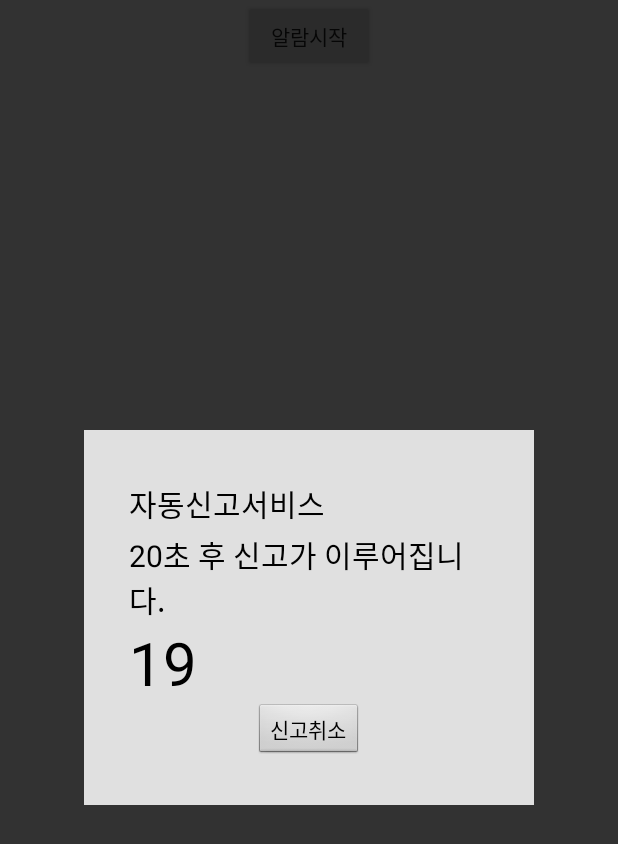
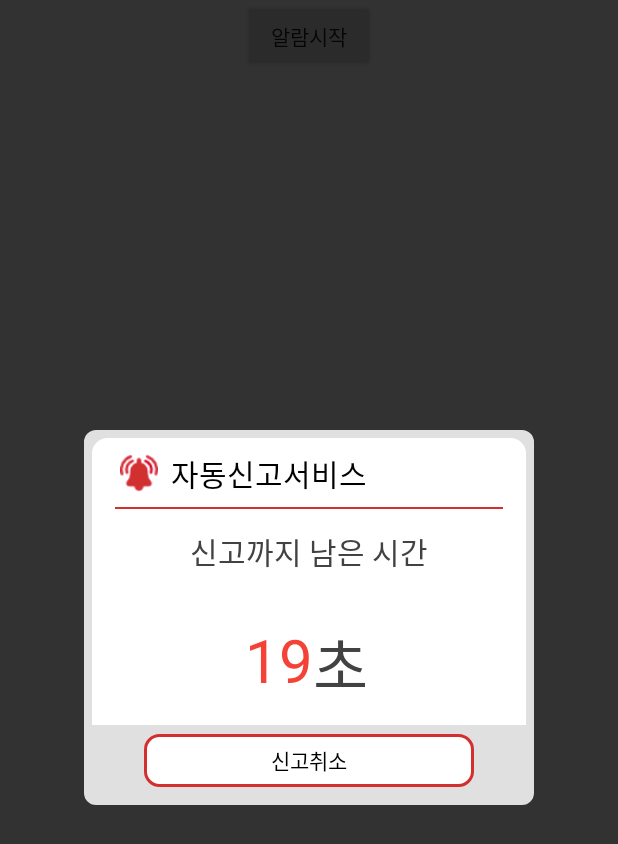
Before and after one commit to SeminCha/CountDownTimer, an Android app: the screen it shows after launch (CountDownTimerActivity), after a tap on "알람시작", on a phone screen of 412 x 824 dp. Shown: the top 844 px of the screen. Run offline under Robolectric (Android 15) with nearby library versions, the phone set to English and light mode, and no system bars.

Commit message:
알람창 UI 변경

```diff
--- /dev/null
+++ b/app/src/main/res/drawable/alertdialog_border_style.xml
@@ -0,0 +1,9 @@
+<?xml version="1.0" encoding="utf-8"?>
+<shape xmlns:android="http://schemas.android.com/apk/res/android"
+    android:shape="rectangle">
+    <solid android:color="@color/grey_lighter" />
+    <stroke
+        android:width="5dp"
+        android:color="@color/grey_lighter" />
+    <corners android:radius="5dp" />
+</shape>
--- /dev/null
+++ b/app/src/main/res/drawable/alertdialog_context_style.xml
@@ -0,0 +1,9 @@
+<?xml version="1.0" encoding="utf-8"?>
+<shape xmlns:android="http://schemas.android.com/apk/res/android"
+    android:shape="rectangle">
+    <solid android:color="@color/white" />
+    <stroke
+        android:width="10dp"
+        android:color="@color/white" />
+    <corners android:radius="5dp" />
+</shape>
--- /dev/null
+++ b/app/src/main/res/drawable/alertdialog_divider_style.xml
@@ -0,0 +1,16 @@
+<?xml version="1.0" encoding="utf-8"?>
+<layer-list xmlns:android="http://schemas.android.com/apk/res/android">
+    <item>
+        <shape android:shape="rectangle">
+            <solid android:color="@color/red_dark" />
+        </shape>
+    </item>
+    <item android:left="0dp"
+        android:bottom="1.5dp"
+        android:right="0dp"
+        android:top="0dp">
+        <shape android:shape="rectangle">
+            <solid android:color="#FFFFFF" />
+        </shape>
+    </item>
+</layer-list>
--- /dev/null
+++ b/app/src/main/res/drawable/button_style.xml
@@ -0,0 +1,9 @@
+<?xml version="1.0" encoding="utf-8"?>
+<shape xmlns:android="http://schemas.android.com/apk/res/android"
+    android:shape="rectangle">
+    <solid android:color="#FFF" />
+    <stroke
+        android:width="2dp"
+        android:color="@color/red_dark" />
+    <corners android:radius="9dp" />
+</shape>
--- a/app/src/main/res/layout/activity_countdown_timer.xml
+++ b/app/src/main/res/layout/activity_countdown_timer.xml
@@ -3,65 +3,117 @@
     android:layout_width="300dip"
     android:layout_height="250dip"
     android:layout_gravity="center"
-    android:background="#E0E0E0"
+    android:background="@drawable/alertdialog_border_style"
+    android:orientation="vertical">
+
+    <LinearLayout
+        android:layout_width="match_parent"
+        android:layout_height="match_parent"
+        android:layout_margin="5dp"
+        android:background="@drawable/alertdialog_context_style"
         android:orientation="vertical"
-    android:padding="30dp"
         android:weightSum="10">
+
+        <RelativeLayout
+            android:layout_width="match_parent"
+            android:layout_height="0dp"
+            android:layout_marginLeft="15dp"
+            android:layout_marginRight="15dp"
+            android:layout_weight="2"
+            android:background="@drawable/alertdialog_divider_style">
+
+            <ImageView
+                android:id="@+id/imageView"
+                android:layout_width="wrap_content"
+                android:layout_height="25dp"
+                android:layout_alignParentStart="true"
+                android:layout_centerVertical="true"
+                android:src="@drawable/alarm_icon" />
+
+            <TextView
+                android:id="@+id/dialog_title"
+                android:layout_width="wrap_content"
+                android:layout_height="wrap_content"
+                android:layout_centerVertical="true"
+                android:layout_marginStart="5dp"
+                android:layout_toEndOf="@+id/imageView"
+                android:text="자동신고서비스"
+                android:textColor="#000000"
+                android:textSize="20sp" />
+        </RelativeLayout>
 
         <LinearLayout
             android:layout_width="match_parent"
             android:layout_height="0dp"
-        android:layout_weight="2">
+            android:layout_marginLeft="15dp"
+            android:layout_marginRight="15dp"
+            android:layout_weight="6"
+            android:background="@color/white"
+            android:orientation="vertical"
+            android:weightSum="10">
+
+            <RelativeLayout
+                android:layout_width="match_parent"
+                android:layout_height="0dp"
+                android:layout_weight="4">
 
                 <TextView
-            android:id="@+id/dialog_title"
-            android:text="자동신고서비스"
-            android:layout_width="wrap_content"
-            android:layout_height="wrap_content"
-            android:layout_centerVertical="true"
-            android:textColor="#000000"
-            android:textSize="20sp"
-            android:layout_gravity="center_vertical" />
-    </LinearLayout>
-
-    <LinearLayout
-        android:layout_width="match_parent"
-        android:layout_height="0dp"
-        android:layout_weight="6"
-        android:orientation="vertical">
-        <TextView
                     android:id="@+id/dialog_content"
-            android:text="20초 후 신고가 이루어집니다."
                     android:layout_width="match_parent"
                     android:layout_height="wrap_content"
                     android:layout_centerHorizontal="true"
                     android:layout_centerVertical="true"
-            android:textColor="#000000"
+                    android:layout_marginBottom="0dp"
+                    android:text="신고까지 남은 시간"
+                    android:textAlignment="center"
+                    android:textColor="@color/grey_dark"
                     android:textSize="20sp" />
+            </RelativeLayout>
+
+            <RelativeLayout
+                android:layout_width="match_parent"
+                android:layout_height="0dp"
+                android:layout_weight="6"
+                android:orientation="horizontal">
+
                 <TextView
                     android:id="@+id/countdown"
-            android:text=""
-            android:layout_width="match_parent"
-            android:layout_height="match_parent"
-            android:layout_centerHorizontal="true"
+                    android:layout_width="wrap_content"
+                    android:layout_height="wrap_content"
+                    android:text="20"
+                    android:textColor="@color/red"
+                    android:textSize="40sp"
                     android:layout_centerVertical="true"
-            android:textColor="#000000"
-            android:textSize="40sp" />
+                    android:layout_toStartOf="@+id/textView" />
+                <TextView
+                    android:layout_width="wrap_content"
+                    android:layout_height="wrap_content"
+                    android:text="초"
+                    android:textColor="@color/grey_dark"
+                    android:textSize="40sp"
+                    android:id="@+id/textView"
+                    android:layout_alignTop="@+id/countdown"
+                    android:layout_alignParentEnd="true"
+                    android:layout_marginEnd="90dp" />
+            </RelativeLayout>
         </LinearLayout>
 
         <RelativeLayout
             android:layout_width="match_parent"
             android:layout_height="0dp"
-        android:layout_weight="2">
+            android:layout_weight="2"
+            android:background="@color/grey_lighter">
+
             <Button
                 android:id="@+id/btn_cancel"
-            android:layout_width="wrap_content"
-            android:layout_height="wrap_content"
-            android:text="신고취소"
+                android:layout_width="220dp"
+                android:layout_height="35dp"
+                android:layout_centerHorizontal="true"
+                android:layout_centerVertical="true"
                 android:layout_gravity="center_horizontal"
-            android:layout_centerVertical="true"
-            android:layout_centerHorizontal="true" />
+                android:background="@drawable/button_style"
+                android:text="신고취소" />
         </RelativeLayout>
-
+    </LinearLayout>
 
 </LinearLayout>
--- a/app/src/main/res/values/colors.xml
+++ b/app/src/main/res/values/colors.xml
@@ -3,10 +3,15 @@
     <color name="colorPrimary">#3F51B5</color>
     <color name="colorPrimaryDark">#303F9F</color>
     <color name="colorAccent">#FF4081</color>
-    <color name="white">#FFFFFF</color>
-    <color name="mid_gray">#605F64</color>
-    <color name="gray_text">#7F8285</color>
-    <color name="rim_color_gray">#B0B0B0</color>
-    <color name="center_text">#D31145</color>
-    <color name="round_progress_blue">#2173B9</color>
+    <color name="grey_lighter">#E0E0E0</color>
+    <color name="grey_light">#9E9E9E</color>
+    <color name="grey_dark">#424242</color>
+    <color name="red">#F44336</color>
+    <color name="red_dark">#D32F2F</color>
+    <color name="blue_light">#03A9F4</color>
+    <color name="blue">#1E88E5</color>
+    <color name="blue_dark">#01579B</color>
+    <color name="white">#FFF</color>
+    <color name="black">#000000</color>
+    <color name="whitegrey">#FFF2F2F2</color>
 </resources>
```
Also changed, not shown: app/src/main/res/drawable/alarm_icon.png (added). Lines whose indentation alone changed are shown as unchanged.
